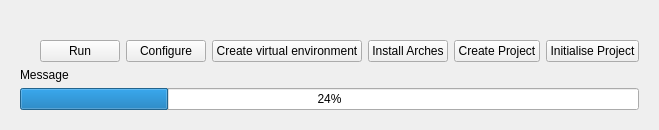
The window that arches_lintels/ui/ui_active_project_widget.ui (k-int/arches-lintels) describes before a commit, drawn with Qt 5.
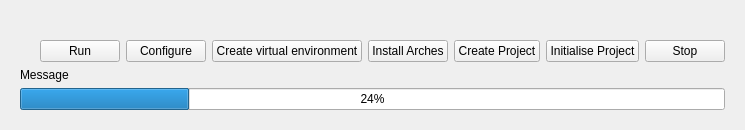
The same window after the commit.

Commit message: Establish function for running and changing ui

Diff of the .ui file:
```diff
--- a/arches_lintels/ui/ui_active_project_widget.ui
+++ b/arches_lintels/ui/ui_active_project_widget.ui
@@ -71,6 +71,13 @@
           </property>
          </widget>
         </item>
+        <item>
+         <widget class="QPushButton" name="projectStopRunningButton">
+          <property name="text">
+           <string>Stop</string>
+          </property>
+         </widget>
+        </item>
         <item>
          <spacer name="horizontalSpacer_5">
           <property name="orientation">
```
The commit also changes 3 other files.
